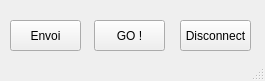
Before: the Qt Designer form Bamos_pilotage_test/mainwindow.ui in Orogan/bamos-leonard, drawn with Qt 5.
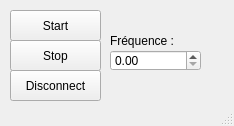
After: the same form once the commit is applied.

Commit message: changement de vitesse à la volée fonctionnelle

```diff
--- a/Bamos_pilotage_test/mainwindow.ui
+++ b/Bamos_pilotage_test/mainwindow.ui
@@ -6,8 +6,8 @@
    <rect>
     <x>0</x>
     <y>0</y>
-    <width>265</width>
-    <height>81</height>
+    <width>234</width>
+    <height>126</height>
    </rect>
   </property>
   <property name="windowTitle">
@@ -17,9 +17,9 @@
    <widget class="QPushButton" name="disconnectButton">
     <property name="geometry">
      <rect>
-      <x>180</x>
-      <y>20</y>
-      <width>71</width>
+      <x>10</x>
+      <y>70</y>
+      <width>91</width>
       <height>31</height>
      </rect>
     </property>
@@ -31,26 +31,49 @@
     <property name="geometry">
      <rect>
       <x>10</x>
-      <y>20</y>
-      <width>71</width>
+      <y>10</y>
+      <width>91</width>
       <height>31</height>
      </rect>
     </property>
     <property name="text">
-     <string>Envoi</string>
+     <string>Start</string>
     </property>
    </widget>
    <widget class="QPushButton" name="pushButton">
     <property name="geometry">
      <rect>
-      <x>94</x>
-      <y>20</y>
-      <width>71</width>
+      <x>10</x>
+      <y>40</y>
+      <width>91</width>
       <height>31</height>
      </rect>
     </property>
     <property name="text">
-     <string>GO !</string>
+     <string>Stop</string>
+    </property>
+   </widget>
+   <widget class="QDoubleSpinBox" name="freqBox">
+    <property name="geometry">
+     <rect>
+      <x>110</x>
+      <y>50</y>
+      <width>91</width>
+      <height>21</height>
+     </rect>
+    </property>
+   </widget>
+   <widget class="QLabel" name="label">
+    <property name="geometry">
+     <rect>
+      <x>110</x>
+      <y>30</y>
+      <width>71</width>
+      <height>21</height>
+     </rect>
+    </property>
+    <property name="text">
+     <string>Fréquence :</string>
     </property>
    </widget>
   </widget>
```
Left out of the diff: 4 changed lines with no effect on the pictures. The commit also changes 2 other files.
